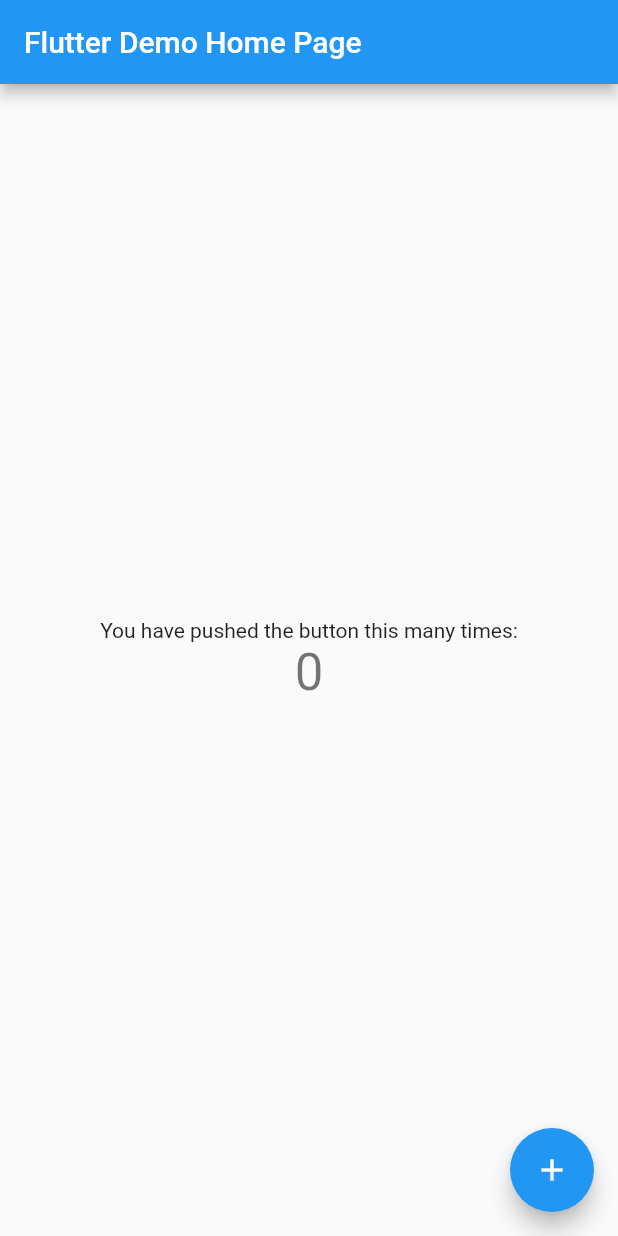
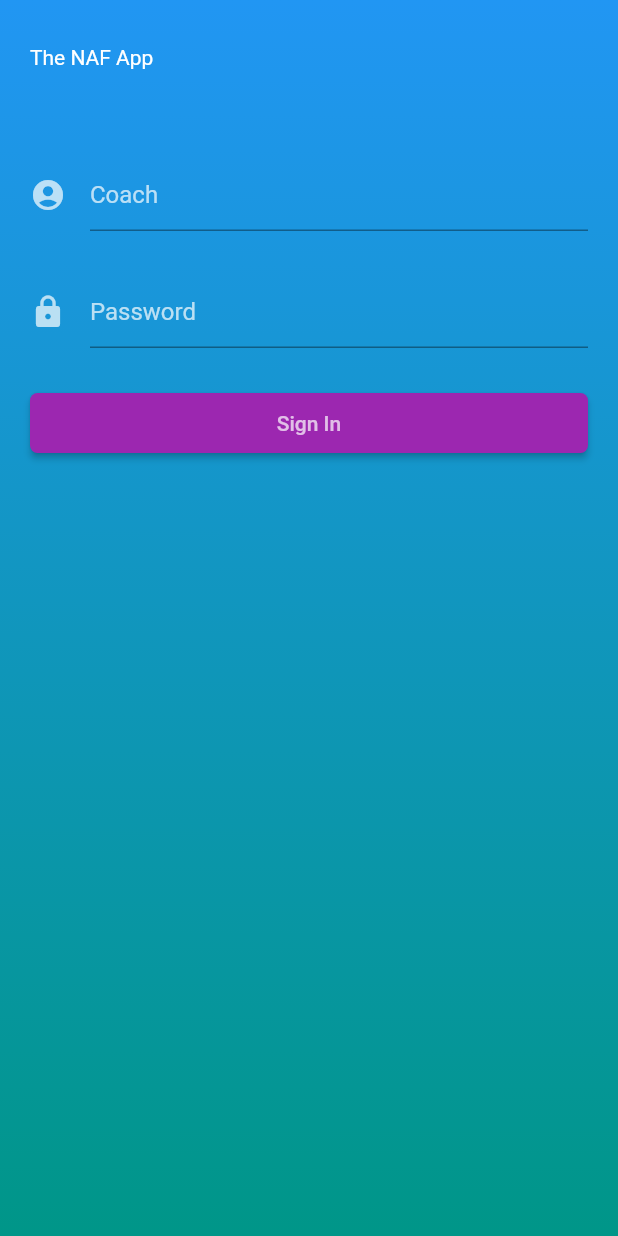
Before and after one commit to piorio/lpcApp, a Flutter app: the screen it shows after launch, on a phone screen of 412 x 824 dp. Run offline on Flutter 3.47's test engine with Material 2 defaults, Android fonts, the phone set to English and light mode, and no system bars; our stand-ins replace shared_preferences.

Commit message:
Add simple main page and a simple Login page The real login response MUST be check

```diff
--- a/lib/main.dart
+++ b/lib/main.dart
@@ -1,111 +1,83 @@
 import 'package:flutter/material.dart';
+import 'package:lpc_app/widgets/login_widget.dart';
+import 'package:shared_preferences/shared_preferences.dart';
 
 void main() => runApp(MyApp());
 
 class MyApp extends StatelessWidget {
-  // This widget is the root of your application.
   @override
   Widget build(BuildContext context) {
     return MaterialApp(
-      title: 'Flutter Demo',
+      title: "The NAFF App",
+      debugShowCheckedModeBanner: false,
+      home: MainPage(),
       theme: ThemeData(
-        // This is the theme of your application.
-        //
-        // Try running your application with "flutter run". You'll see the
-        // application has a blue toolbar. Then, without quitting the app, try
-        // changing the primarySwatch below to Colors.green and then invoke
-        // "hot reload" (press "r" in the console where you ran "flutter run",
-        // or simply save your changes to "hot reload" in a Flutter IDE).
-        // Notice that the counter didn't reset back to zero; the application
-        // is not restarted.
-        primarySwatch: Colors.blue,
+        accentColor: Colors.white70,
       ),
-      home: MyHomePage(title: 'Flutter Demo Home Page'),
     );
   }
 }
 
-class MyHomePage extends StatefulWidget {
-  MyHomePage({Key key, this.title}) : super(key: key);
-
-  // This widget is the home page of your application. It is stateful, meaning
-  // that it has a State object (defined below) that contains fields that affect
-  // how it looks.
-
-  // This class is the configuration for the state. It holds the values (in this
-  // case the title) provided by the parent (in this case the App widget) and
-  // used by the build method of the State. Fields in a Widget subclass are
-  // always marked "final".
-
-  final String title;
+class MainPage extends StatefulWidget {
+  MainPage({Key key}) : super(key: key);
 
   @override
-  _MyHomePageState createState() => _MyHomePageState();
+  _MainPageState createState() {
+    return _MainPageState();
+  }
 }
 
-class _MyHomePageState extends State<MyHomePage> {
-  int _counter = 0;
+class _MainPageState extends State<MainPage> {
+  SharedPreferences sharedPreferences;
 
-  void _incrementCounter() {
-    setState(() {
-      // This call to setState tells the Flutter framework that something has
-      // changed in this State, which causes it to rerun the build method below
-      // so that the display can reflect the updated values. If we changed
-      // _counter without calling setState(), then the build method would not be
-      // called again, and so nothing would appear to happen.
-      _counter++;
-    });
+  @override
+  void initState() {
+    super.initState();
+    checkLoginStatus();
+  }
+
+  @override
+  void dispose() {
+    super.dispose();
   }
 
   @override
   Widget build(BuildContext context) {
-    // This method is rerun every time setState is called, for instance as done
-    // by the _incrementCounter method above.
-    //
-    // The Flutter framework has been optimized to make rerunning build methods
-    // fast, so that you can just rebuild anything that needs updating rather
-    // than having to individually change instances of widgets.
     return Scaffold(
       appBar: AppBar(
-        // Here we take the value from the MyHomePage object that was created by
-        // the App.build method, and use it to set our appbar title.
-        title: Text(widget.title),
+        title: Text(
+          "The NAF App",
+          style: TextStyle(color: Colors.white),
+        ),
+        actions: <Widget>[
+          FlatButton(
+            onPressed: () {
+              sharedPreferences.clear();
+              sharedPreferences.commit();
+              Navigator.of(context).pushAndRemoveUntil(
+                  MaterialPageRoute(builder: (BuildContext context) => LoginPage()),
+                      (Route<dynamic> route) => false);
+            },
+            child: Text(
+              "Log Out",
+              style: TextStyle(color: Colors.white),
+            ),
+          )
+        ],
       ),
       body: Center(
-        // Center is a layout widget. It takes a single child and positions it
-        // in the middle of the parent.
-        child: Column(
-          // Column is also a layout widget. It takes a list of children and
-          // arranges them vertically. By default, it sizes itself to fit its
-          // children horizontally, and tries to be as tall as its parent.
-          //
-          // Invoke "debug painting" (press "p" in the console, choose the
-          // "Toggle Debug Paint" action from the Flutter Inspector in Android
-          // Studio, or the "Toggle Debug Paint" command in Visual Studio Code)
-          // to see the wireframe for each widget.
-          //
-          // Column has various properties to control how it sizes itself and
-          // how it positions its children. Here we use mainAxisAlignment to
-          // center the children vertically; the main axis here is the vertical
-          // axis because Columns are vertical (the cross axis would be
-          // horizontal).
-          mainAxisAlignment: MainAxisAlignment.center,
-          children: <Widget>[
-            Text(
-              'You have pushed the button this many times:',
-            ),
-            Text(
-              '$_counter',
-              style: Theme.of(context).textTheme.display1,
-            ),
-          ],
-        ),
+        child: Text("Main Page"),
       ),
-      floatingActionButton: FloatingActionButton(
-        onPressed: _incrementCounter,
-        tooltip: 'Increment',
-        child: Icon(Icons.add),
-      ), // This trailing comma makes auto-formatting nicer for build methods.
+      drawer: Drawer(),
     );
   }
+
+  checkLoginStatus() async {
+    sharedPreferences = await SharedPreferences.getInstance();
+    if (sharedPreferences.getString("token") == null) {
+      Navigator.of(context).pushAndRemoveUntil(
+          MaterialPageRoute(builder: (BuildContext context) => LoginPage()),
+          (Route<dynamic> route) => false);
+    }
+  }
 }
--- /dev/null
+++ b/lib/widgets/login_widget.dart
@@ -0,0 +1,168 @@
+import 'package:flutter/material.dart';
+import 'package:http/http.dart' as http;
+import 'package:shared_preferences/shared_preferences.dart';
+
+import '../main.dart';
+
+class LoginPage extends StatefulWidget {
+  LoginPage({Key key}) : super(key: key);
+
+  @override
+  _LoginPageState createState() {
+    return _LoginPageState();
+  }
+}
+
+class _LoginPageState extends State<LoginPage> {
+  bool _isLoading = false;
+
+  @override
+  void initState() {
+    super.initState();
+  }
+
+  @override
+  void dispose() {
+    super.dispose();
+  }
+
+  @override
+  Widget build(BuildContext context) {
+    return Scaffold(
+      body: Container(
+        decoration: BoxDecoration(
+          gradient: LinearGradient(
+            colors: [
+              Colors.blue,
+              Colors.teal,
+            ],
+            begin: Alignment.topCenter,
+            end: Alignment.bottomCenter,
+          ),
+        ),
+        child: _isLoading
+            ? Center(
+                child: CircularProgressIndicator(),
+              )
+            : ListView(
+                children: <Widget>[
+                  headerSection(),
+                  textSection(),
+                  buttonSection(),
+                ],
+              ),
+      ),
+    );
+  }
+
+  TextEditingController coachController = new TextEditingController();
+  TextEditingController passwordController = new TextEditingController();
+
+  Container headerSection() {
+    return Container(
+      padding: EdgeInsets.symmetric(
+        horizontal: 20.0,
+        vertical: 30.0,
+      ),
+      child: Text(
+        "The NAF App",
+        style: TextStyle(color: Colors.white),
+      ),
+    );
+  }
+
+  Container textSection() {
+    return Container(
+      padding: EdgeInsets.symmetric(
+        horizontal: 20.0,
+      ),
+      margin: EdgeInsets.only(
+        top: 30.0,
+      ),
+      child: Column(
+        children: <Widget>[
+          TextFormField(
+            controller: coachController,
+            cursorColor: Colors.white,
+            style: TextStyle(color: Colors.white70),
+            decoration: InputDecoration(
+              icon: Icon(Icons.account_circle, color: Colors.white70),
+              hintText: "Coach",
+              border: UnderlineInputBorder(
+                  borderSide: BorderSide(color: Colors.white70)),
+              hintStyle: TextStyle(color: Colors.white70),
+            ),
+          ),
+          SizedBox(height: 30.0),
+          TextFormField(
+            controller: passwordController,
+            cursorColor: Colors.white,
+            obscureText: true,
+            style: TextStyle(color: Colors.white70),
+            decoration: InputDecoration(
+              icon: Icon(Icons.lock, color: Colors.white70),
+              hintText: "Password",
+              border: UnderlineInputBorder(
+                  borderSide: BorderSide(color: Colors.white70)),
+              hintStyle: TextStyle(color: Colors.white70),
+            ),
+          ),
+        ],
+      ),
+    );
+  }
+
+  Container buttonSection() {
+    return Container(
+      width: MediaQuery.of(context).size.width,
+      height: 40.0,
+      margin: EdgeInsets.only(top: 30.0),
+      padding: EdgeInsets.symmetric(horizontal: 20.0),
+      child: RaisedButton(
+        onPressed: () {
+          setState(() {
+            _isLoading = true;
+          });
+          signIn(coachController.text, passwordController.text);
+        },
+        color: Colors.purple,
+        shape: RoundedRectangleBorder(
+          borderRadius: BorderRadius.circular(5.0),
+        ),
+        child: Text("Sign In", style: TextStyle(color: Colors.white70)),
+      ),
+    );
+  }
+
+  signIn(String coach, String password) async {
+    Map data = {
+      'coach': coach,
+      'passwd': password,
+      'hackForHittingEnterToLogin': '',
+      'login': 'Login',
+    };
+
+    debugPrint("Coach $coach - Password: $password");
+
+    var response = await http.post(
+      "http://thenaf.obblm.com/index.php",
+      body: data,
+    );
+
+    var responsePage;
+    SharedPreferences sharedPreferences = await SharedPreferences.getInstance();
+    if (response.statusCode == 200) {
+      responsePage = response.body;
+      debugPrint(responsePage);
+      setState(() {
+        _isLoading = false;
+        sharedPreferences.setString("token", "VALUE");
+        Navigator.of(context).pushAndRemoveUntil(
+            MaterialPageRoute(builder: (BuildContext context) => MainPage()),
+            (Route<dynamic> route) => false);
+      });
+    } else {
+      debugPrint(response.body);
+    }
+  }
+}
--- a/pubspec.yaml
+++ b/pubspec.yaml
@@ -23,6 +23,12 @@ dependencies:
   # The following adds the Cupertino Icons font to your application.
   # Use with the CupertinoIcons class for iOS style icons.
   cupertino_icons: ^0.1.2
+
+  # Http client
+  http: ^0.12.0+4
+
+  # Persistent storage for simple data
+  shared_preferences: ^0.5.6
 
 dev_dependencies:
   flutter_test:
```
Also changed, not shown: 9 other files.
